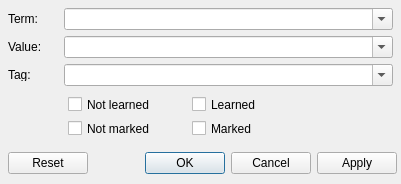
Qt form Forms/WordFinder.ui (skynowa/iTeacher) before a commit.
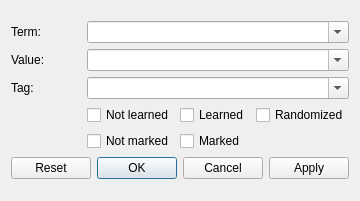
The same form after that commit.

Commit message: WordEditor: add randomized filter

Diff of the .ui file:
```diff
--- a/Forms/WordFinder.ui
+++ b/Forms/WordFinder.ui
@@ -6,156 +6,103 @@
    <rect>
     <x>0</x>
     <y>0</y>
-    <width>401</width>
-    <height>184</height>
+    <width>359</width>
+    <height>201</height>
    </rect>
   </property>
   <property name="windowTitle">
    <string>Word finder</string>
   </property>
-  <widget class="QDialogButtonBox" name="bbxButtons">
-   <property name="geometry">
-    <rect>
-     <x>8</x>
-     <y>152</y>
-     <width>389</width>
-     <height>23</height>
-    </rect>
-   </property>
-   <property name="standardButtons">
-    <set>QDialogButtonBox::Apply|QDialogButtonBox::Cancel|QDialogButtonBox::Ok|QDialogButtonBox::Reset</set>
-   </property>
-  </widget>
-  <widget class="QComboBox" name="cboWordTerm">
-   <property name="geometry">
-    <rect>
-     <x>64</x>
-     <y>8</y>
-     <width>329</width>
-     <height>22</height>
-    </rect>
-   </property>
-   <property name="editable">
-    <bool>true</bool>
-   </property>
-  </widget>
-  <widget class="QComboBox" name="cboWordValue">
-   <property name="geometry">
-    <rect>
-     <x>64</x>
-     <y>36</y>
-     <width>329</width>
-     <height>22</height>
-    </rect>
-   </property>
-   <property name="editable">
-    <bool>true</bool>
-   </property>
-  </widget>
-  <widget class="QCheckBox" name="chkWordLearned">
-   <property name="geometry">
-    <rect>
-     <x>192</x>
-     <y>96</y>
-     <width>112</width>
-     <height>17</height>
-    </rect>
-   </property>
-   <property name="text">
-    <string>Learned</string>
-   </property>
-  </widget>
-  <widget class="QCheckBox" name="chkWordMarked">
-   <property name="geometry">
-    <rect>
-     <x>192</x>
-     <y>120</y>
-     <width>112</width>
-     <height>17</height>
-    </rect>
-   </property>
-   <property name="text">
-    <string>Marked</string>
-   </property>
-  </widget>
+  <layout class="QGridLayout" name="gridLayout_3">
+   <item row="0" column="0">
+    <layout class="QGridLayout" name="gridLayout_2">
+     <item row="0" column="0">
   <widget class="QLabel" name="label">
-   <property name="geometry">
-    <rect>
-     <x>8</x>
-     <y>12</y>
-     <width>46</width>
-     <height>13</height>
-    </rect>
-   </property>
    <property name="text">
     <string>Term:</string>
    </property>
   </widget>
+     </item>
+     <item row="0" column="1" colspan="3">
+      <widget class="QComboBox" name="cboWordTerm">
+       <property name="editable">
+        <bool>true</bool>
+       </property>
+      </widget>
+     </item>
+     <item row="1" column="0">
   <widget class="QLabel" name="label_2">
-   <property name="geometry">
-    <rect>
-     <x>8</x>
-     <y>40</y>
-     <width>46</width>
-     <height>13</height>
-    </rect>
-   </property>
    <property name="text">
     <string>Value:</string>
    </property>
   </widget>
+     </item>
+     <item row="1" column="1" colspan="3">
+      <widget class="QComboBox" name="cboWordValue">
+       <property name="editable">
+        <bool>true</bool>
+       </property>
+      </widget>
+     </item>
+     <item row="2" column="0">
+      <widget class="QLabel" name="label_3">
+       <property name="text">
+        <string>Tag:</string>
+       </property>
+      </widget>
+     </item>
+     <item row="2" column="1" colspan="3">
+      <widget class="QComboBox" name="cboTags">
+       <property name="editable">
+        <bool>true</bool>
+       </property>
+      </widget>
+     </item>
+     <item row="3" column="1">
   <widget class="QCheckBox" name="chkWordNotLearned">
-   <property name="geometry">
-    <rect>
-     <x>68</x>
-     <y>96</y>
-     <width>112</width>
-     <height>17</height>
-    </rect>
-   </property>
    <property name="text">
     <string>Not learned</string>
    </property>
   </widget>
+     </item>
+     <item row="3" column="2">
+      <widget class="QCheckBox" name="chkWordLearned">
+       <property name="text">
+        <string>Learned</string>
+       </property>
+      </widget>
+     </item>
+     <item row="3" column="3">
+      <widget class="QCheckBox" name="chkWordRandomized">
+       <property name="text">
+        <string>Randomized</string>
+       </property>
+      </widget>
+     </item>
+     <item row="4" column="1">
   <widget class="QCheckBox" name="chkWordNotMarked">
-   <property name="geometry">
-    <rect>
-     <x>68</x>
-     <y>120</y>
-     <width>112</width>
-     <height>17</height>
-    </rect>
-   </property>
    <property name="text">
     <string>Not marked</string>
    </property>
   </widget>
-  <widget class="QLabel" name="label_3">
-   <property name="geometry">
-    <rect>
-     <x>8</x>
-     <y>68</y>
-     <width>46</width>
-     <height>13</height>
-    </rect>
-   </property>
+     </item>
+     <item row="4" column="2" colspan="2">
+      <widget class="QCheckBox" name="chkWordMarked">
    <property name="text">
-    <string>Tag:</string>
-   </property>
-  </widget>
-  <widget class="QComboBox" name="cboTags">
-   <property name="geometry">
-    <rect>
-     <x>64</x>
-     <y>64</y>
-     <width>329</width>
-     <height>22</height>
-    </rect>
-   </property>
-   <property name="editable">
-    <bool>true</bool>
-   </property>
-  </widget>
+        <string>Marked</string>
+       </property>
+      </widget>
+     </item>
+     <item row="5" column="0" colspan="4">
+      <widget class="QDialogButtonBox" name="bbxButtons">
+       <property name="standardButtons">
+        <set>QDialogButtonBox::Apply|QDialogButtonBox::Cancel|QDialogButtonBox::Ok|QDialogButtonBox::Reset</set>
+       </property>
+      </widget>
+     </item>
+    </layout>
+   </item>
+  </layout>
  </widget>
  <resources/>
  <connections/>
```
Lines whose indentation alone changed are shown as unchanged. The commit also changes 2 other files.
